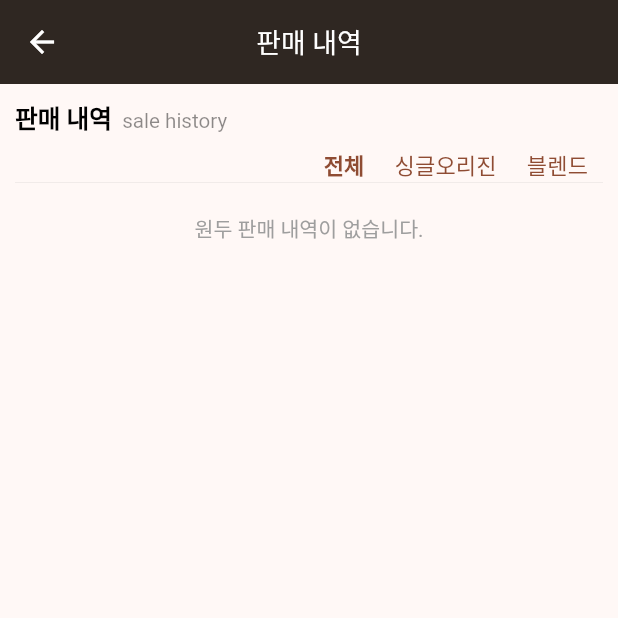
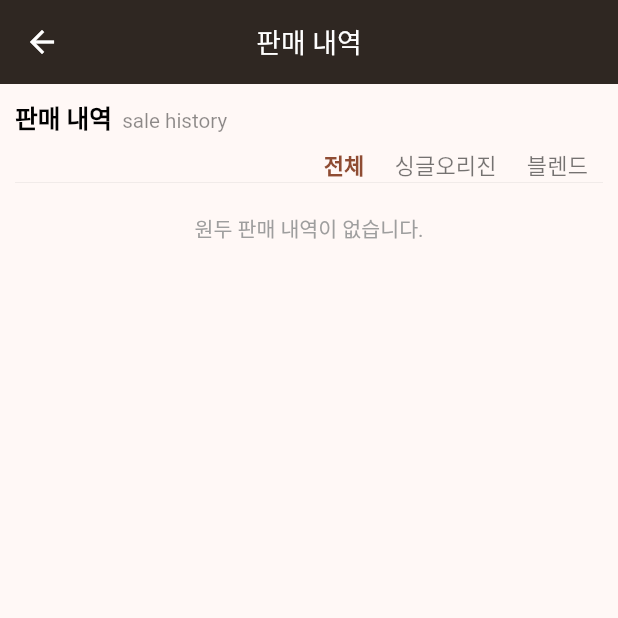
Before and after one commit to NamGideokk/bean_diary, a Flutter app: the SaleHistoryMain screen opened directly, on a phone screen of 412 x 824 dp, the top half of it. Run offline on Flutter 3.47's test engine with Material 3 defaults, Android fonts, the phone set to English and light mode, and no system bars; our stand-ins replace get, package_info_plus, sqflite, upgrader; accounts and stored records are empty.

Commit message:
판매 내역 > 필터 색상 수정

```diff
--- a/lib/screens/sale_history_main.dart
+++ b/lib/screens/sale_history_main.dart
@@ -296,6 +296,7 @@ class _FilterText extends StatelessWidget {
       title,
       style: TextStyle(
         fontWeight: filterValue == title ? FontWeight.bold : FontWeight.w300,
+        color: filterValue == title ? null : Colors.black54,
         fontSize: height / 56,
       ),
     );
```
